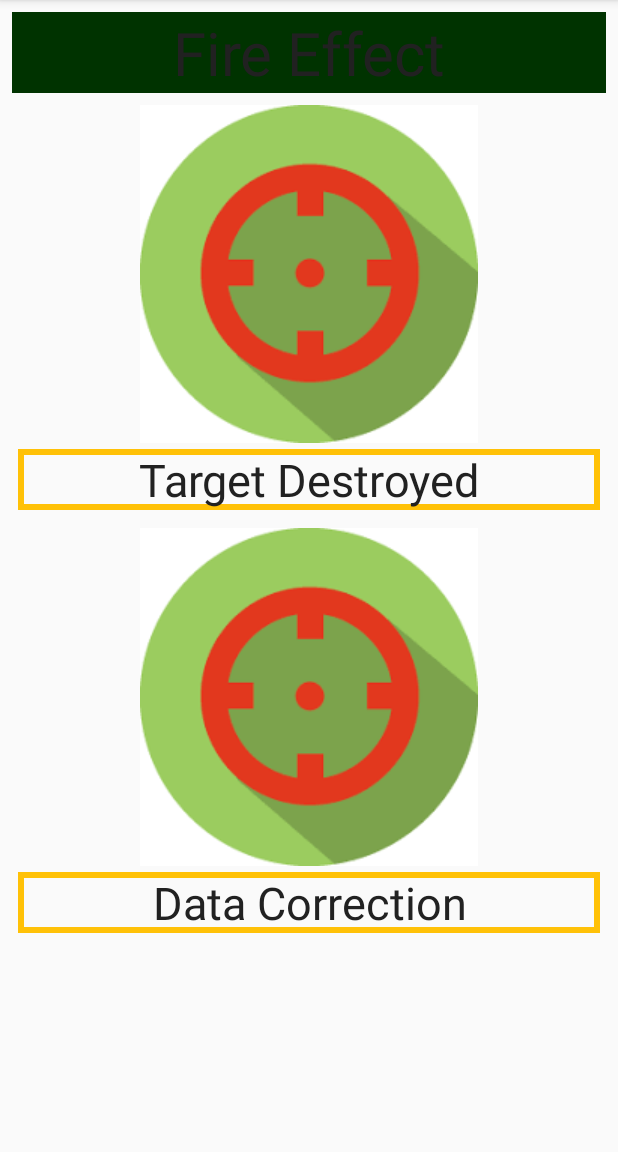
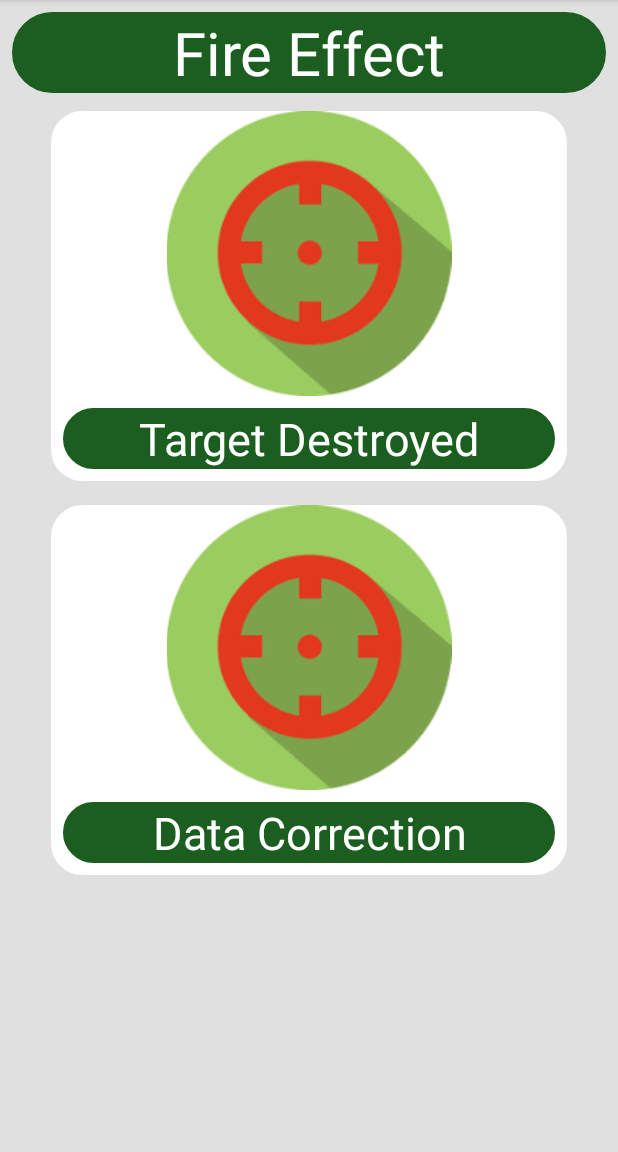
Before and after one commit to Rakib1573/Observer, an Android app: the Fire_Effect_Activity screen opened directly, with no data from a screen before it, on a phone screen of 412 x 824 dp, the part 84-1236 px from its top. Run offline under Robolectric (Android 15) with nearby library versions, the phone set to English and light mode, and no system bars.

Commit message:
added after WEEK-3

```diff
--- a/app/src/main/java/com/example/observer/FireEffect.java
+++ b/app/src/main/java/com/example/observer/Fire_Effect_Activity.java
@@ -8,19 +8,10 @@ import androidx.drawerlayout.widget.DrawerLayout;
 import android.content.Intent;
 import android.os.Bundle;
 import android.view.MenuItem;
-import android.view.View;
-import android.widget.Button;
-import android.widget.ExpandableListAdapter;
-import android.widget.ExpandableListView;
-import android.widget.Spinner;
 
 import com.google.android.material.navigation.NavigationView;
 
-import java.util.ArrayList;
-import java.util.HashMap;
-import java.util.List;
-
-public class FireEffect extends AppCompatActivity implements NavigationView.OnNavigationItemSelectedListener {
+public class Fire_Effect_Activity extends AppCompatActivity implements NavigationView.OnNavigationItemSelectedListener {
 
     DrawerLayout drawerLayout;
     ActionBarDrawerToggle toggle;
@@ -34,7 +25,7 @@ public class FireEffect extends AppCompatActivity implements NavigationView.OnNa
         drawerLayout = findViewById(R.id.drawerHome);
         NavigationView navigationView = (NavigationView) findViewById(R.id.navId);
         navigationView.setNavigationItemSelectedListener(this);
-        toggle = new ActionBarDrawerToggle(FireEffect.this, drawerLayout, R.string.open, R.string.close);
+        toggle = new ActionBarDrawerToggle(Fire_Effect_Activity.this, drawerLayout, R.string.open, R.string.close);
         drawerLayout.addDrawerListener(toggle);
         toggle.syncState();
 
@@ -55,16 +46,16 @@ public class FireEffect extends AppCompatActivity implements NavigationView.OnNa
     public boolean onNavigationItemSelected(@NonNull MenuItem item) {
 
         if(item.getItemId()==R.id.homeId){
-            Intent intent = new Intent(this,observerHome.class);
+            Intent intent = new Intent(this, Observer_Home_Activity.class);
             startActivity(intent);
         }
         else if(item.getItemId()==R.id.notificationId){
-            Intent intent = new Intent(this,observerHome.class);
+            Intent intent = new Intent(this, Observer_Home_Activity.class);
             startActivity(intent);
         }
 
         else if(item.getItemId()==R.id.logOutId){
-            Intent intent = new Intent(this,MainActivity.class);
+            Intent intent = new Intent(this, Log_in_Activity.class);
             startActivity(intent);
         }
         return false;
--- a/app/src/main/java/com/example/observer/MainActivity.java
+++ b/app/src/main/java/com/example/observer/Log_in_Activity.java
@@ -8,7 +8,7 @@ import android.view.View;
 import android.widget.Button;
 import android.widget.EditText;
 
-public class MainActivity extends AppCompatActivity {
+public class Log_in_Activity extends AppCompatActivity {
 
     private Button button;
     private EditText user_name;
@@ -27,7 +27,7 @@ public class MainActivity extends AppCompatActivity {
             @Override
             public void onClick(View view) {
                 if(user_name.getText().toString().equals("admin") && password.getText().toString().equals("1234")){
-                    Intent intent=new Intent(MainActivity.this,observerHome.class);
+                    Intent intent=new Intent(Log_in_Activity.this, Observer_Home_Activity.class);
                     startActivity(intent);
                 }
             }
--- a/app/src/main/java/com/example/observer/RecyclerViewAdapter.java
+++ /dev/null
@@ -1,4 +0,0 @@
-package com.example.observer;
-
-public class RecyclerViewAdapter {
-}
--- /dev/null
+++ b/app/src/main/res/drawable/menu_container_backgrd.xml
@@ -0,0 +1,9 @@
+<?xml version="1.0" encoding="utf-8"?>
+<shape xmlns:android="http://schemas.android.com/apk/res/android">
+
+    <stroke android:color="@color/colorContainer" android:width="2dp"></stroke>
+
+    <solid android:color="@color/colorContainer"></solid>
+
+    <corners android:radius="20dp"></corners>
+</shape>
--- a/app/src/main/res/drawable/textview_border.xml
+++ /dev/null
@@ -1,8 +0,0 @@
-<?xml version="1.0" encoding="utf-8"?>
-<shape xmlns:android="http://schemas.android.com/apk/res/android"
-    android:shape="rectangle">
-    <stroke
-        android:color="#ffc107"
-        android:width="4dp"/>
-
-</shape>
--- a/app/src/main/res/layout/activity_main.xml
+++ b/app/src/main/res/layout/activity_main.xml
@@ -11,7 +11,7 @@
     android:paddingTop="@dimen/activity_vertical_margin"
     android:paddingRight="@dimen/activity_horizontal_margin"
     android:paddingBottom="@dimen/activity_vertical_margin"
-    tools:context="com.example.observer.MainActivity">
+    tools:context="com.example.observer.Log_in_Activity">
 
     <TextView
         android:id="@+id/observer"
--- a/app/src/main/res/layout/fire_effect.xml
+++ b/app/src/main/res/layout/fire_effect.xml
@@ -6,7 +6,8 @@
     android:layout_width="match_parent"
     android:layout_height="match_parent"
     android:padding="4dp"
-    tools:context=".observerHome">
+    tools:context=".Observer_Home_Activity"
+    android:background="@color/colorBackgrd">
 
 
     <RelativeLayout
@@ -18,37 +19,41 @@
             android:id="@+id/fire_effect_heading"
             android:layout_width="match_parent"
             android:layout_height="wrap_content"
-            android:background="@color/colorPrimaryDark"
+            android:background="@drawable/btn_backgrd"
             android:layout_margin="4dp"
             android:layout_alignParentTop="true"
             android:text="Fire Effect"
             android:textAlignment="center"
             android:textSize="40sp"
-            android:textColor="#212121"/>
+            android:textColor="@color/colorText"/>
 
         <LinearLayout
             android:id="@+id/layout_target_destroyed"
             android:layout_width="match_parent"
             android:layout_height="wrap_content"
             android:layout_below="@id/fire_effect_heading"
-            android:layout_margin="4dp"
-            android:orientation="vertical">
+            android:layout_marginLeft="30dp"
+            android:layout_marginRight="30dp"
+            android:layout_marginTop="8dp"
+            android:layout_marginBottom="8dp"
+            android:orientation="vertical"
+            android:background="@drawable/menu_container_backgrd">
 
 
             <ImageView
                 android:layout_width="match_parent"
-                android:layout_height="match_parent"
+                android:layout_height="190dp"
                 android:src="@drawable/target" />
 
             <TextView
                 android:layout_width="match_parent"
                 android:layout_height="wrap_content"
-                android:layout_margin="4dp"
+                android:layout_margin="8dp"
                 android:layout_weight="1"
                 android:text="Target Destroyed"
-                android:background="@drawable/textview_border"
+                android:background="@drawable/btn_backgrd"
                 android:textAlignment="center"
-                android:textColor="#212121"
+                android:textColor="@color/colorText"
                 android:textSize="30sp"/>
         </LinearLayout>
 
@@ -57,24 +62,28 @@
             android:layout_width="match_parent"
             android:layout_height="wrap_content"
             android:layout_below="@id/layout_target_destroyed"
-            android:layout_margin="4dp"
-            android:orientation="vertical">
+            android:layout_marginTop="8dp"
+            android:layout_marginRight="30dp"
+            android:layout_marginLeft="30dp"
+            android:orientation="vertical"
+            android:background="@drawable/menu_container_backgrd"
+            android:layout_marginBottom="8dp">
 
 
             <ImageView
                 android:layout_width="match_parent"
-                android:layout_height="match_parent"
+                android:layout_height="190dp"
                 android:src="@drawable/target" />
 
             <TextView
                 android:layout_width="match_parent"
                 android:layout_height="wrap_content"
-                android:layout_margin="4dp"
+                android:layout_margin="8dp"
                 android:layout_weight="1"
                 android:text="Data Correction"
-                android:background="@drawable/textview_border"
+                android:background="@drawable/btn_backgrd"
                 android:textAlignment="center"
-                android:textColor="#212121"
+                android:textColor="@color/colorText"
                 android:textSize="30sp"/>
         </LinearLayout>
     </RelativeLayout>
```
Also changed, not shown: app/src/main/AndroidManifest.xml (+5 -5 lines), app/src/main/java/com/example/observer/Confirm_Fire_Activity.java (renamed from app/src/main/java/com/example/observer/ConfirmFire.java, +5 -14 lines), app/src/main/java/com/example/observer/Observer_Home_Activity.java (renamed from app/src/main/java/com/example/observer/observerHome.java, +8 -11 lines), app/src/main/java/com/example/observer/Target_Data_Activity.java (renamed from app/src/main/java/com/example/observer/Targetdata.java, +6 -12 lines), app/src/main/res/layout/activity_observer_home.xml (+32 -31 lines), app/src/main/res/layout/activity_targetdata.xml (+21 -19 lines), app/src/main/res/layout/confirm_fire.xml (+24 -13 lines).
